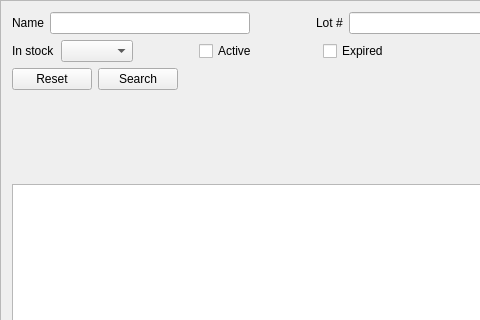
First picture: the form in mtrack/inventoryframe.ui, repository kyledevans/Medicine-Track, before the edit; both pictures show x 0 to 480 and y 0 to 320 of the 921 by 655 pixel window.
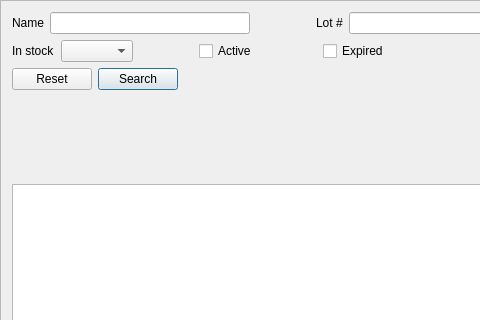
Second picture: the form after the edit.

Patch:
```diff
--- a/mtrack/inventoryframe.ui
+++ b/mtrack/inventoryframe.ui
@@ -225,6 +225,9 @@
        <property name="text">
         <string>Search</string>
        </property>
+       <property name="default">
+        <bool>true</bool>
+       </property>
       </widget>
      </item>
      <item>
```
Left out of the diff: 125 changed lines with no effect on the pictures.
